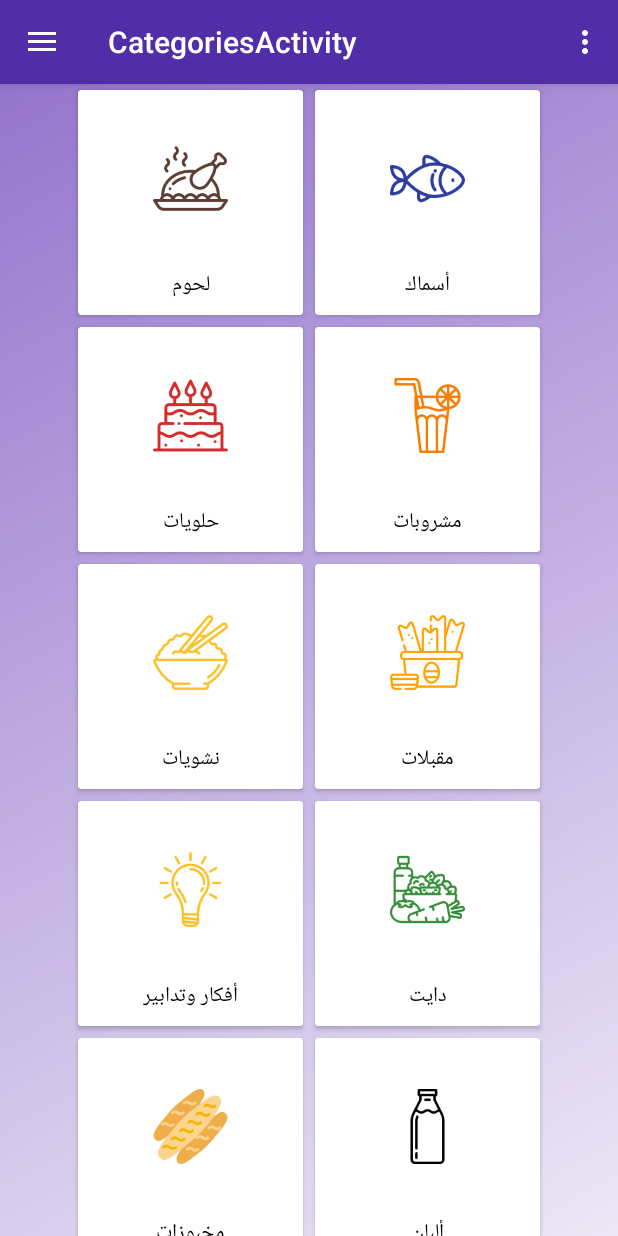
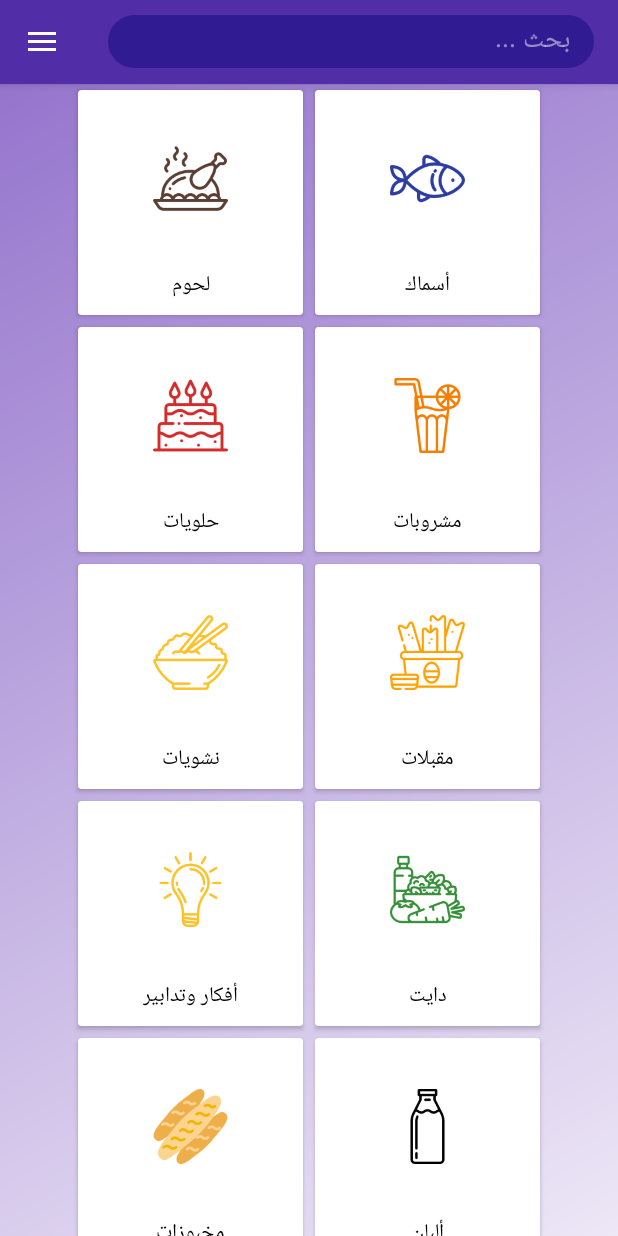
Before and after one commit to MohamedMedhat1998/Mn-Edek-A7la, an Android app: the screen it shows after launch (CategoriesActivity), on a phone screen of 412 x 824 dp. Run offline under Robolectric (Android 15) with nearby library versions, the phone set to English and light mode, and no system bars; our stand-ins replace ButterKnife, Room's generated code; network calls fail.

Commit message:
Added search bar

```diff
--- a/app/src/main/java/com/andalus/abomed7at55/mn_edek_a7la/CategoriesActivity.java
+++ b/app/src/main/java/com/andalus/abomed7at55/mn_edek_a7la/CategoriesActivity.java
@@ -32,10 +32,11 @@ import butterknife.ButterKnife;
 public class CategoriesActivity extends AppCompatActivity
         implements NavigationView.OnNavigationItemSelectedListener, OnCategoryClickListener {
 
-    private static final int SPAN_COUNT = 2;
-
     @BindView(R.id.rv_categories)
     RecyclerView rvCategories;
+
+    @BindView(R.id.rv_search_result)
+    RecyclerView rvSearchResult;
 
     @Override
     protected void onCreate(Bundle savedInstanceState) {
@@ -67,28 +68,6 @@ public class CategoriesActivity extends AppCompatActivity
         } else {
             super.onBackPressed();
         }
-    }
-
-    @Override
-    public boolean onCreateOptionsMenu(Menu menu) {
-        // Inflate the menu; this adds items to the action bar if it is present.
-        getMenuInflater().inflate(R.menu.categories, menu);
-        return true;
-    }
-
-    @Override
-    public boolean onOptionsItemSelected(MenuItem item) {
-        // Handle action bar item clicks here. The action bar will
-        // automatically handle clicks on the Home/Up button, so long
-        // as you specify a parent activity in AndroidManifest.xml.
-        int id = item.getItemId();
-
-        //noinspection SimplifiableIfStatement
-        if (id == R.id.action_settings) {
-            return true;
-        }
-
-        return super.onOptionsItemSelected(item);
     }
 
     @SuppressWarnings("StatementWithEmptyBody")
--- /dev/null
+++ b/app/src/main/res/drawable/search_background.xml
@@ -0,0 +1,8 @@
+<?xml version="1.0" encoding="utf-8"?>
+<shape xmlns:android="http://schemas.android.com/apk/res/android" android:shape="rectangle">
+    <solid android:color="@color/Deep_Purple_900" />
+    <corners android:topLeftRadius="180dp"
+        android:topRightRadius="180dp"
+        android:bottomRightRadius="180dp"
+        android:bottomLeftRadius="180dp" />
+</shape>
--- a/app/src/main/res/layout/app_bar_categories.xml
+++ b/app/src/main/res/layout/app_bar_categories.xml
@@ -16,10 +16,36 @@
             android:layout_width="match_parent"
             android:layout_height="?attr/actionBarSize"
             android:background="?attr/colorPrimary"
-            app:popupTheme="@style/AppTheme.PopupOverlay" />
+            app:popupTheme="@style/AppTheme.PopupOverlay">
+
+            <LinearLayout
+                android:id="@+id/dummy"
+                android:orientation="horizontal"
+                android:layout_width="0px"
+                android:layout_height="0px"
+                android:focusable="true"
+                android:focusableInTouchMode="true" />
+
+            <EditText
+                android:id="@+id/et_search_cat_act"
+                android:layout_width="match_parent"
+                android:layout_height="35dp"
+                android:layout_marginRight="16dp"
+                android:background="@drawable/search_background"
+                android:hint="@string/search"
+                android:nextFocusUp="@id/et_search_cat_act"
+                android:nextFocusLeft="@id/et_search_cat_act"
+                android:cursorVisible="false"
+                android:paddingLeft="16dp"
+                android:paddingRight="16dp" />
+
+
+        </android.support.v7.widget.Toolbar>
 
     </android.support.design.widget.AppBarLayout>
 
-    <include layout="@layout/content_categories" />
+    <include
+        layout="@layout/content_categories"
+        android:focusableInTouchMode="true" />
 
 </android.support.design.widget.CoordinatorLayout>
--- a/app/src/main/res/layout/content_categories.xml
+++ b/app/src/main/res/layout/content_categories.xml
@@ -24,4 +24,20 @@
         app:layout_constraintStart_toStartOf="parent"
         app:layout_constraintTop_toTopOf="parent" />
 
+    <android.support.v7.widget.RecyclerView
+        android:id="@+id/rv_search_result"
+        android:visibility="invisible"
+        android:layout_width="wrap_content"
+        android:layout_height="wrap_content"
+        android:layout_marginBottom="8dp"
+        android:layout_marginEnd="8dp"
+        android:layout_marginLeft="8dp"
+        android:layout_marginRight="8dp"
+        android:layout_marginStart="8dp"
+        android:layout_marginTop="8dp"
+        app:layout_constraintBottom_toBottomOf="parent"
+        app:layout_constraintEnd_toEndOf="parent"
+        app:layout_constraintStart_toStartOf="parent"
+        app:layout_constraintTop_toTopOf="parent" />
+
 </android.support.constraint.ConstraintLayout>
--- a/app/src/main/res/menu/categories.xml
+++ /dev/null
@@ -1,9 +0,0 @@
-<?xml version="1.0" encoding="utf-8"?>
-<menu xmlns:android="http://schemas.android.com/apk/res/android"
-    xmlns:app="http://schemas.android.com/apk/res-auto">
-    <item
-        android:id="@+id/action_settings"
-        android:orderInCategory="100"
-        android:title="@string/action_settings"
-        app:showAsAction="never" />
-</menu>
--- a/app/src/main/res/menu/menu_details.xml
+++ /dev/null
@@ -1,10 +0,0 @@
-<menu xmlns:android="http://schemas.android.com/apk/res/android"
-    xmlns:app="http://schemas.android.com/apk/res-auto"
-    xmlns:tools="http://schemas.android.com/tools"
-    tools:context="com.andalus.abomed7at55.mn_edek_a7la.DetailsActivity">
-    <item
-        android:id="@+id/action_settings"
-        android:orderInCategory="100"
-        android:title="@string/action_settings"
-        app:showAsAction="never" />
-</menu>
--- a/app/src/main/res/values/strings.xml
+++ b/app/src/main/res/values/strings.xml
@@ -23,5 +23,6 @@
     <string name="title_activity_details">DetailsActivity</string>
     <string name="ingredients">المقادير :</string>
     <string name="steps">الخطوات :</string>
+    <string name="search">بحث ...</string>
 
 </resources>
```
